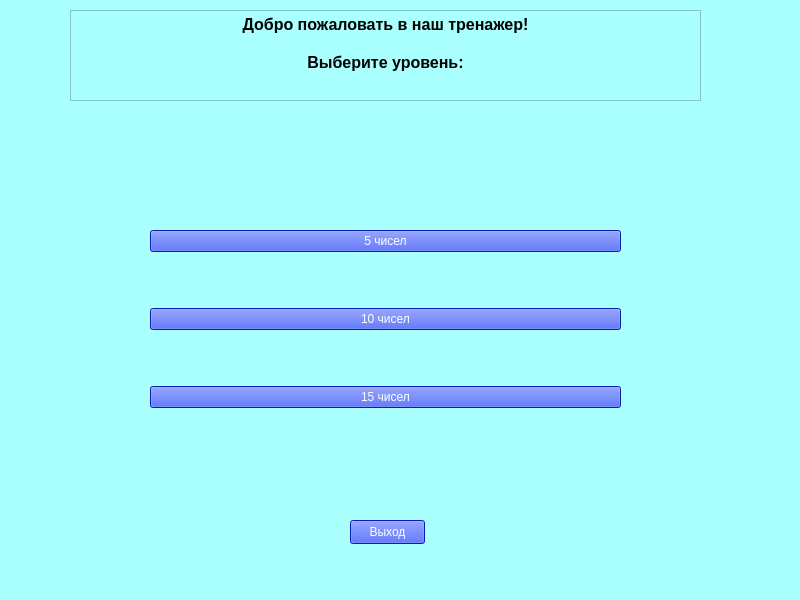
Above: menu.ui from MarinaMM-IDB-23-11/Laba3 before the change. Below: the same form after it.
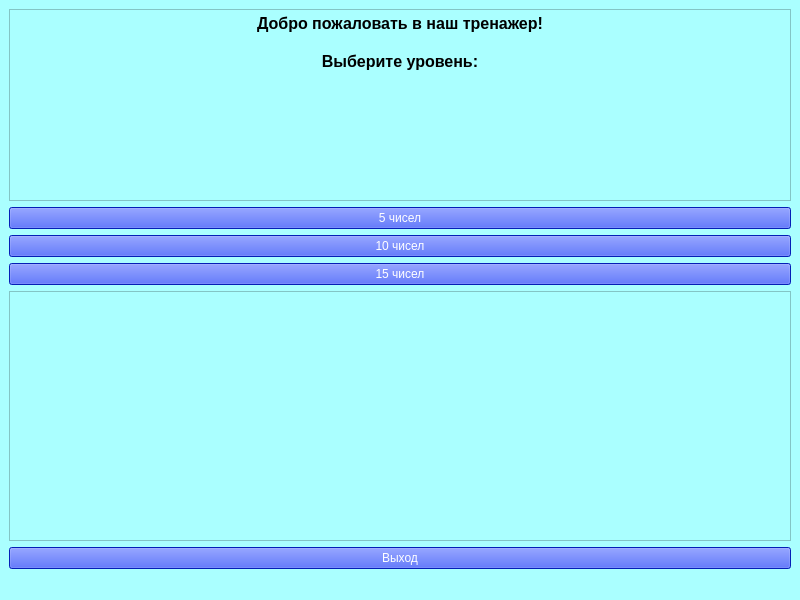
That is the form after the change.

Commit message: window extension

Diff of the .ui file:
```diff
--- a/menu.ui
+++ b/menu.ui
@@ -17,15 +17,13 @@
    <string notr="true">background-color: rgb(170, 255, 255);</string>
   </property>
   <widget class="QWidget" name="centralwidget">
+   <layout class="QHBoxLayout" name="horizontalLayout">
+    <item>
+     <layout class="QVBoxLayout" name="verticalLayout_3">
+      <item>
+       <layout class="QVBoxLayout" name="verticalLayout_2">
+        <item>
    <widget class="QTextEdit" name="textEdit">
-    <property name="geometry">
-     <rect>
-      <x>70</x>
-      <y>10</y>
-      <width>631</width>
-      <height>91</height>
-     </rect>
-    </property>
     <property name="readOnly">
      <bool>true</bool>
     </property>
@@ -42,32 +40,8 @@
 &lt;p align=&quot;center&quot; style=&quot; margin-top:0px; margin-bottom:0px; margin-left:0px; margin-right:0px; -qt-block-indent:0; text-indent:0px;&quot;&gt;&lt;span style=&quot; font-size:12pt; font-weight:700;&quot;&gt;Выберите уровень:&lt;/span&gt;&lt;/p&gt;&lt;/body&gt;&lt;/html&gt;</string>
     </property>
    </widget>
-   <widget class="QPushButton" name="exit">
-    <property name="geometry">
-     <rect>
-      <x>350</x>
-      <y>520</y>
-      <width>75</width>
-      <height>24</height>
-     </rect>
-    </property>
-    <property name="styleSheet">
-     <string notr="true">color: rgb(255, 255, 255);
-background-color: rgb(7, 44, 255);</string>
-    </property>
-    <property name="text">
-     <string>Выход</string>
-    </property>
-   </widget>
-   <widget class="QWidget" name="">
-    <property name="geometry">
-     <rect>
-      <x>150</x>
-      <y>180</y>
-      <width>471</width>
-      <height>281</height>
-     </rect>
-    </property>
+        </item>
+        <item>
     <layout class="QVBoxLayout" name="verticalLayout">
      <item>
       <widget class="QPushButton" name="five_numbers">
@@ -103,7 +77,30 @@
       </widget>
      </item>
     </layout>
-   </widget>
+        </item>
+       </layout>
+      </item>
+      <item>
+       <widget class="QTextEdit" name="textEdit_2">
+        <property name="readOnly">
+         <bool>true</bool>
+        </property>
+       </widget>
+      </item>
+      <item>
+       <widget class="QPushButton" name="exit">
+        <property name="styleSheet">
+         <string notr="true">color: rgb(255, 255, 255);
+background-color: rgb(7, 44, 255);</string>
+        </property>
+        <property name="text">
+         <string>Выход</string>
+        </property>
+       </widget>
+      </item>
+     </layout>
+    </item>
+   </layout>
   </widget>
   <widget class="QMenuBar" name="menubar">
    <property name="geometry">
```
Lines whose indentation alone changed are shown as unchanged. The commit also changes 7 other files.
